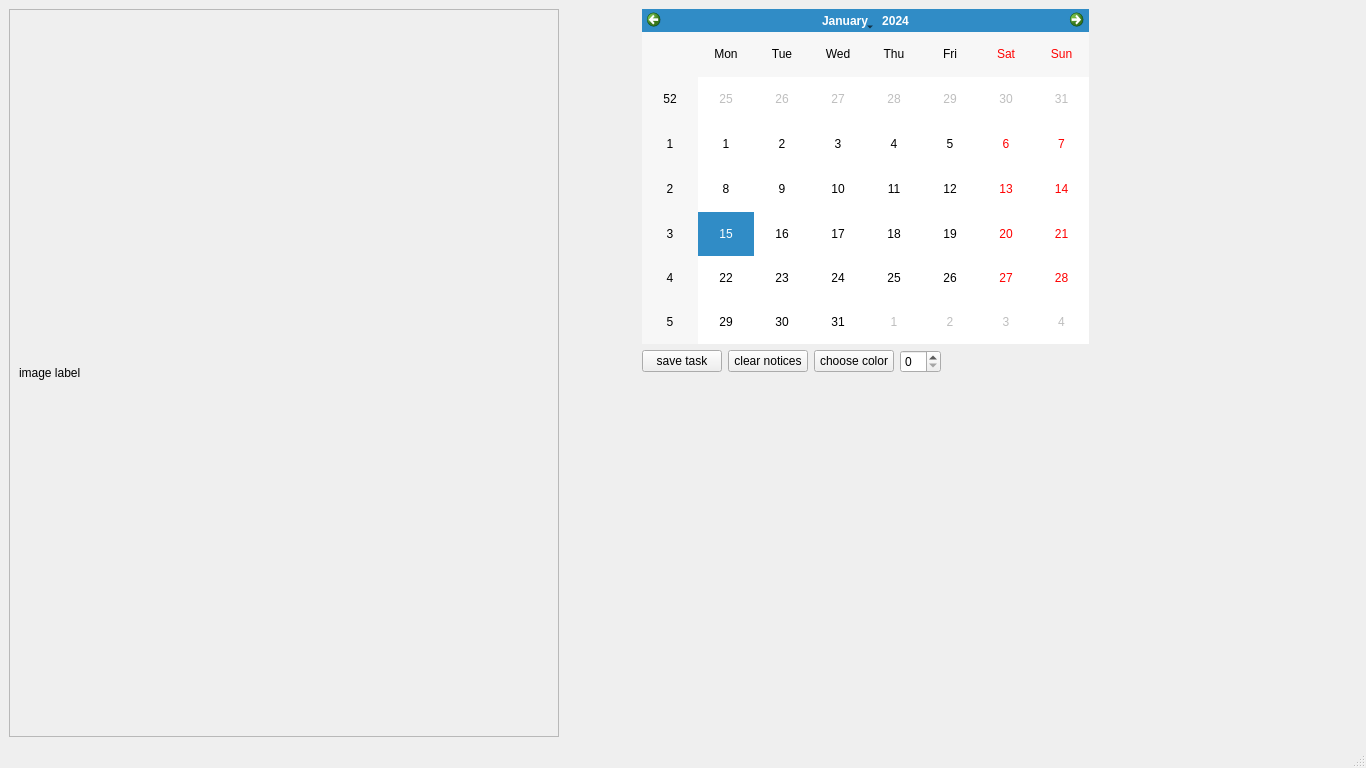
The window that DailyTasksManager/mainwindow.ui (Sautenko-Andrey/DailyTasksManager) describes before a commit, drawn with Qt 5.
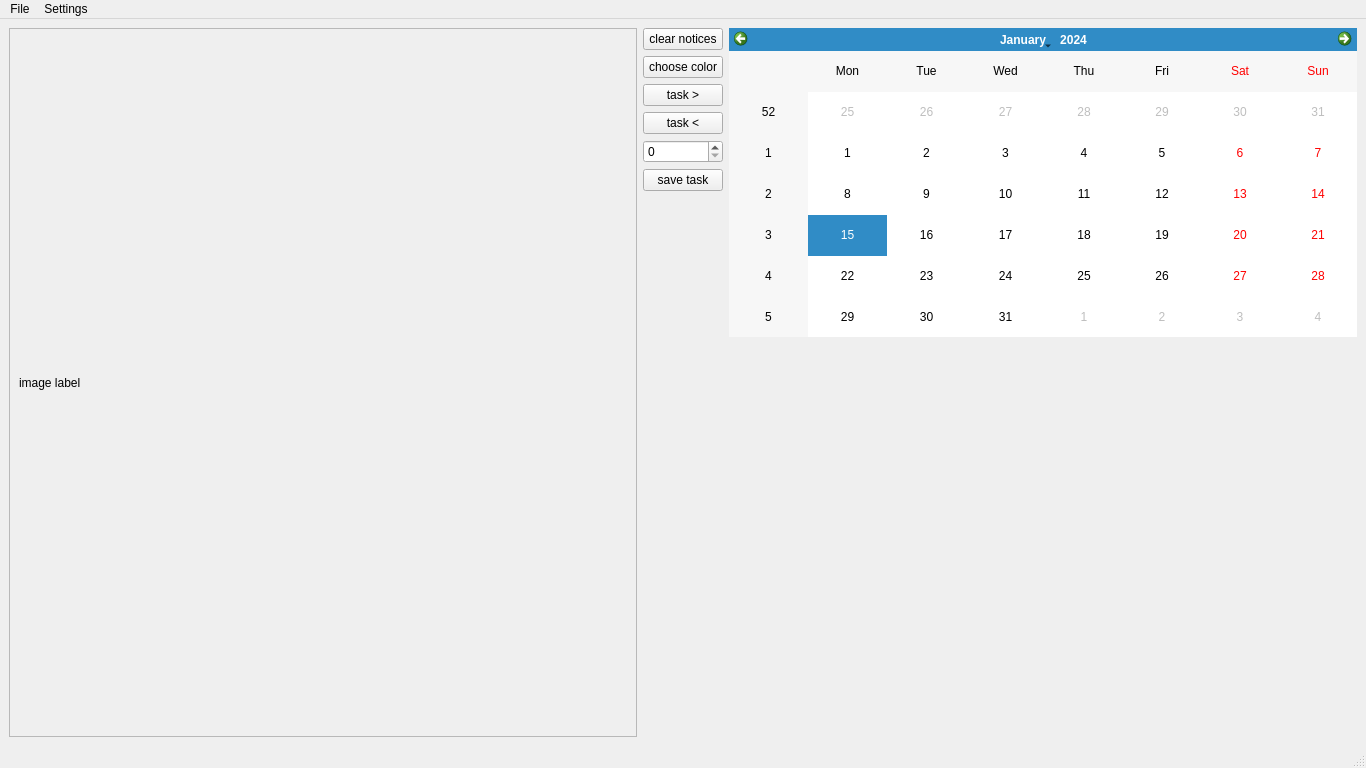
The same window after the commit.

The edit to the form file:
```diff
--- a/DailyTasksManager/mainwindow.ui
+++ b/DailyTasksManager/mainwindow.ui
@@ -14,10 +14,10 @@
    <string>MainWindow</string>
   </property>
   <widget class="QWidget" name="centralwidget">
-   <layout class="QHBoxLayout" name="horizontalLayout_3">
-    <item>
      <layout class="QHBoxLayout" name="horizontalLayout_2">
       <item>
+     <layout class="QHBoxLayout" name="horizontalLayout">
+      <item>
        <widget class="QScrollArea" name="scrollArea">
         <property name="minimumSize">
          <size>
@@ -33,7 +33,7 @@
           <rect>
            <x>0</x>
            <y>0</y>
-           <width>548</width>
+           <width>616</width>
            <height>702</height>
           </rect>
          </property>
@@ -49,36 +49,11 @@
         </widget>
        </widget>
       </item>
-      <item>
-       <spacer name="horizontalSpacer">
-        <property name="orientation">
-         <enum>Qt::Horizontal</enum>
-        </property>
-        <property name="sizeHint" stdset="0">
-         <size>
-          <width>40</width>
-          <height>20</height>
-         </size>
-        </property>
-       </spacer>
-      </item>
       <item>
        <layout class="QVBoxLayout" name="verticalLayout_3">
         <item>
          <layout class="QVBoxLayout" name="verticalLayout_2">
           <item>
-           <widget class="QCalendarWidget" name="calendar"/>
-          </item>
-          <item>
-           <layout class="QHBoxLayout" name="horizontalLayout">
-            <item>
-             <widget class="QPushButton" name="saveTaskButton">
-              <property name="text">
-               <string>save task</string>
-              </property>
-             </widget>
-            </item>
-            <item>
              <widget class="QPushButton" name="clearNoticesButton">
               <property name="text">
                <string>clear notices</string>
@@ -92,23 +67,29 @@
               </property>
              </widget>
             </item>
+          <item>
+           <widget class="QPushButton" name="nextTaskBtn">
+            <property name="text">
+             <string>task &gt;</string>
+            </property>
+           </widget>
+          </item>
+          <item>
+           <widget class="QPushButton" name="previousTaskBtn">
+            <property name="text">
+             <string>task &lt;</string>
+            </property>
+           </widget>
+          </item>
             <item>
              <widget class="QSpinBox" name="penWidthSpinBox"/>
             </item>
             <item>
-             <spacer name="horizontalSpacer_2">
-              <property name="orientation">
-               <enum>Qt::Horizontal</enum>
-              </property>
-              <property name="sizeHint" stdset="0">
-               <size>
-                <width>148</width>
-                <height>20</height>
-               </size>
-              </property>
-             </spacer>
-            </item>
-           </layout>
+           <widget class="QPushButton" name="saveTaskButton">
+            <property name="text">
+             <string>save task</string>
+            </property>
+           </widget>
           </item>
          </layout>
         </item>
@@ -120,7 +101,7 @@
           <property name="sizeHint" stdset="0">
            <size>
             <width>20</width>
-            <height>298</height>
+            <height>398</height>
            </size>
           </property>
          </spacer>
@@ -128,17 +109,24 @@
        </layout>
       </item>
       <item>
-       <spacer name="horizontalSpacer_3">
+       <layout class="QVBoxLayout" name="verticalLayout_4">
+        <item>
+         <widget class="QCalendarWidget" name="calendar"/>
+        </item>
+        <item>
+         <spacer name="verticalSpacer">
         <property name="orientation">
-         <enum>Qt::Horizontal</enum>
+           <enum>Qt::Vertical</enum>
         </property>
         <property name="sizeHint" stdset="0">
          <size>
-          <width>268</width>
-          <height>20</height>
+            <width>20</width>
+            <height>400</height>
          </size>
         </property>
        </spacer>
+        </item>
+       </layout>
       </item>
      </layout>
     </item>
@@ -153,6 +141,22 @@
      <height>22</height>
     </rect>
    </property>
+   <widget class="QMenu" name="menuFile">
+    <property name="title">
+     <string>File</string>
+    </property>
+    <addaction name="actionSave"/>
+    <addaction name="actionSave_as"/>
+    <addaction name="actionClose"/>
+   </widget>
+   <widget class="QMenu" name="menuSettings">
+    <property name="title">
+     <string>Settings</string>
+    </property>
+    <addaction name="actionVIew"/>
+   </widget>
+   <addaction name="menuFile"/>
+   <addaction name="menuSettings"/>
   </widget>
   <widget class="QStatusBar" name="statusbar"/>
  </widget>
```
Left out of the diff: 25 changed lines with no effect on the pictures. Lines whose indentation alone changed are shown as unchanged.
